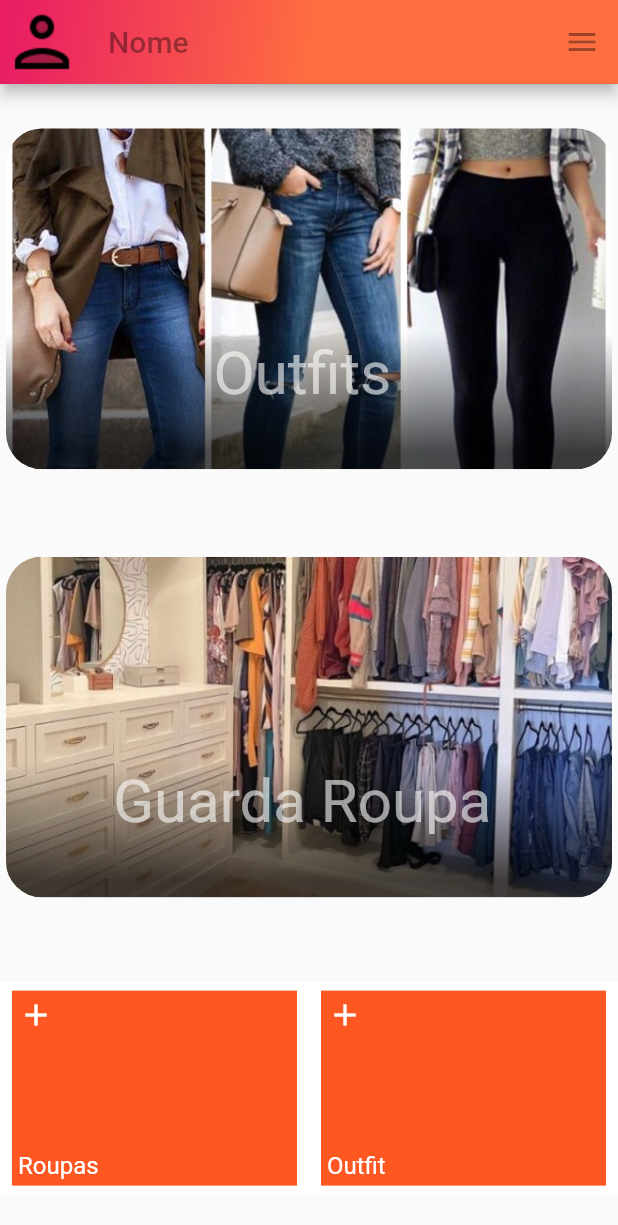
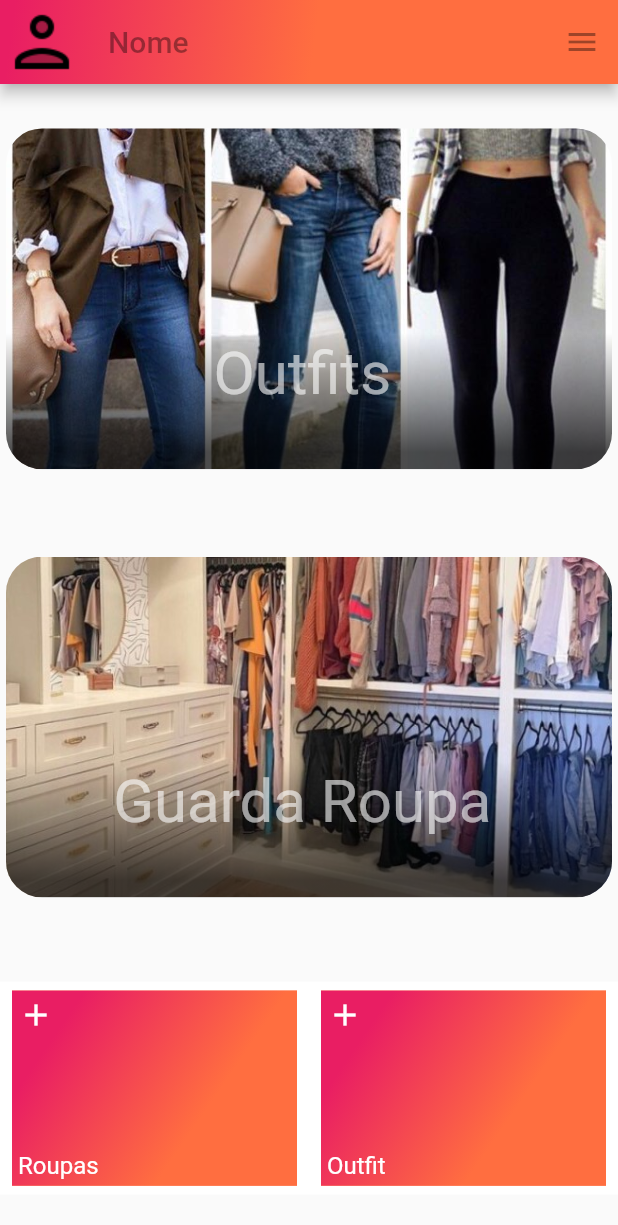
Before and after one commit to Alexandre-AGAMIN/tcc-ufu-my-outfit-front, a Flutter app: the HomePage screen opened directly, on a phone screen of 412 x 824 dp. Shown: the top 1225 px of the screen. Run offline on Flutter 3.47's test engine with Material 2 defaults, Android fonts, the phone set to English and light mode, and no system bars.

Commit message:
box de adicao de roupa e outfit com decorator

```diff
--- a/lib/screens/home.dart
+++ b/lib/screens/home.dart
@@ -9,7 +9,9 @@ class HomePage extends StatelessWidget {
     return Scaffold(
       appBar: AppBar(
         backgroundColor: Colors.black38,
-        flexibleSpace: _buildGradientAppBar(),
+        flexibleSpace: Container(
+          decoration: _boxDecoration(),
+        ),
         leading: Image.asset(
           "assets/icons8-user-48.png",
         ),
@@ -34,20 +36,23 @@ class HomePage extends StatelessWidget {
       body: Column(
         mainAxisAlignment: MainAxisAlignment.spaceAround,
         children: [
-          _FeaturePanel("Outfits", "assets/outfits.png", acao: _algoAcontece,),
           _FeaturePanel(
-              "Guarda Roupa", "assets/guarda-roupa-asset.png", acao: _algoAcontece),
+            "Outfits",
+            "assets/outfits.png",
+            acao: _algoAcontece,
+          ),
+          _FeaturePanel("Guarda Roupa", "assets/guarda-roupa-asset.png",
+              acao: _algoAcontece),
           Container(
             height: 142,
-
             alignment: Alignment.bottomCenter,
             color: Colors.white,
             child: Row(
               mainAxisAlignment: MainAxisAlignment.spaceAround,
               children: [
-                _FeatureItem("Roupas", Icons.add,
+                _FeatureItem("Roupas", Icons.add, _boxDecoration(),
                     onClick: () => _algoAcontece()),
-                _FeatureItem("Outfit", Icons.add,
+                _FeatureItem("Outfit", Icons.add, _boxDecoration(),
                     onClick: () => _algoAcontece()),
               ],
             ),
@@ -57,9 +62,8 @@ class HomePage extends StatelessWidget {
     );
   }
 
-  Container _buildGradientAppBar() {
-    return Container(
-      decoration: const BoxDecoration(
+  BoxDecoration _boxDecoration() {
+    return const BoxDecoration(
       gradient: LinearGradient(
         colors: [
           Colors.pink,
@@ -69,8 +73,6 @@ class HomePage extends StatelessWidget {
         end: Alignment.bottomCenter,
         stops: [0.03, 1],
       ),
-      ),
-
     );
   }
 }
@@ -81,21 +83,22 @@ class _FeatureItem extends StatelessWidget {
   final String name;
   final IconData icon;
   final Function onClick;
+  final BoxDecoration decorador;
 
-  const _FeatureItem(this.name, this.icon, {required this.onClick});
+  const _FeatureItem(this.name, this.icon, this.decorador,
+      {required this.onClick});
 
   @override
   Widget build(BuildContext context) {
     return Padding(
       padding: const EdgeInsets.all(6.0),
       child: Material(
-        color: Theme
-            .of(context)
-            .primaryColor,
+        color: Theme.of(context).primaryColor,
         child: InkWell(
           onTap: () => onClick(),
           child: Container(
             padding: const EdgeInsets.all(4.0),
+            decoration: decorador,
             width: 190,
             child: Column(
               mainAxisAlignment: MainAxisAlignment.spaceBetween,
@@ -120,7 +123,6 @@ class _FeatureItem extends StatelessWidget {
 }
 
 class _FeaturePanel extends StatelessWidget {
-
   final String title;
   final String urlImage;
   final Function acao;
@@ -130,7 +132,6 @@ class _FeaturePanel extends StatelessWidget {
   @override
   Widget build(BuildContext context) {
     return Material(
-
         child: Padding(
       padding: EdgeInsets.zero,
       child: InkWell(
@@ -153,10 +154,7 @@ class _FeaturePanel extends StatelessWidget {
           ),
         ),
       ),
-        )
-
-
-    );
+    ));
   }
 
   Positioned _buildTitle(final String subTitle) {
@@ -199,3 +197,12 @@ class _FeaturePanel extends StatelessWidget {
     );
   }
 }
+
+class _boxDecoratorGradient extends StatelessWidget {
+  const _boxDecoratorGradient({Key? key}) : super(key: key);
+
+  @override
+  Widget build(BuildContext context) {
+    return Container();
+  }
+}
--- a/lib/screens/roupas_list.dart
+++ b/lib/screens/roupas_list.dart
@@ -0,0 +1,10 @@
+import 'package:flutter/material.dart';
+
+class RoupasList extends StatelessWidget {
+  const RoupasList({Key? key}) : super(key: key);
+
+  @override
+  Widget build(BuildContext context) {
+    return Scaffold();
+  }
+}
```
Lines whose indentation alone changed are shown as unchanged.
